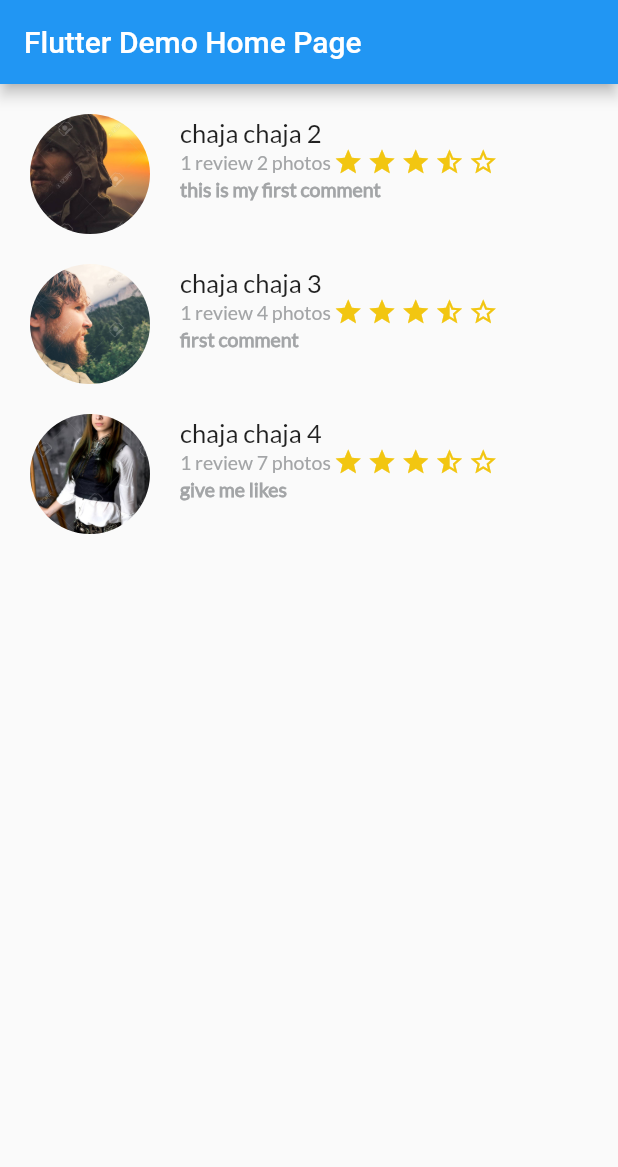
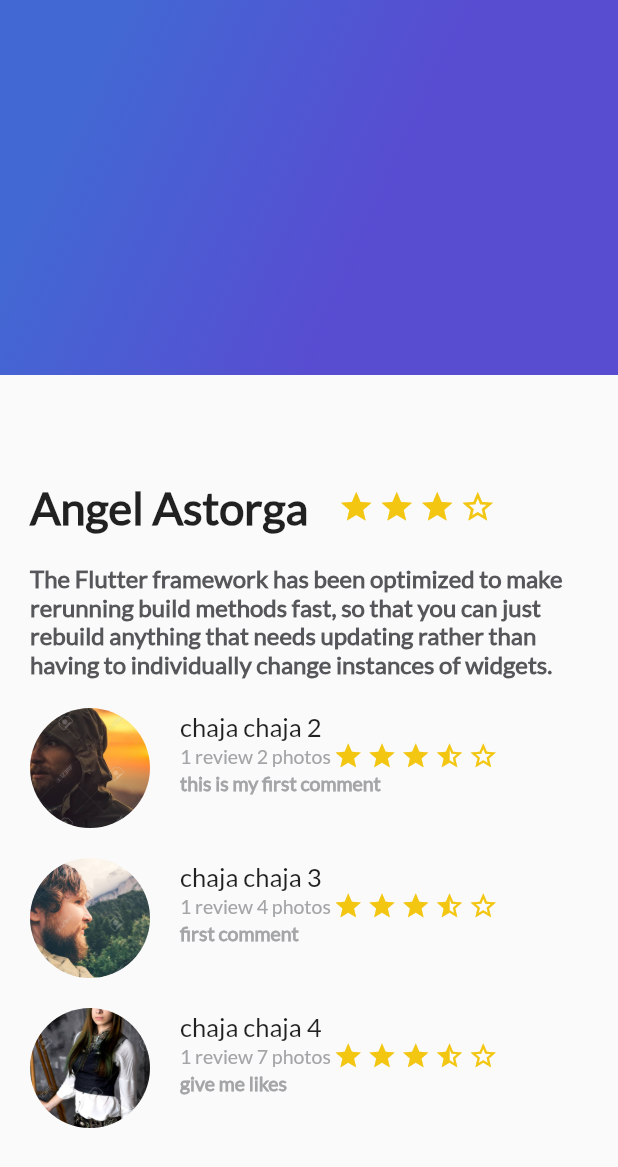
Before and after one commit to AngelAstorga/trip, a Flutter app: the screen it shows after launch, on a phone screen of 412 x 824 dp. Shown: the top 1167 px of the screen. Run offline on Flutter 3.47's test engine with Material 2 defaults, Android fonts, the phone set to English and light mode, and no system bars.

Commit message:
here we implemented the listView and the Gradient appbar

```diff
--- /dev/null
+++ b/lib/gradient_back.dart
@@ -0,0 +1,24 @@
+import 'package:flutter/material.dart';
+
+class GradientBack extends StatelessWidget{
+  @override
+  Widget build(BuildContext context) {
+
+    return Container(
+      height: 250.0,
+      decoration: BoxDecoration(
+        gradient: LinearGradient(
+          colors: [
+            Color(0xff4268d3),
+            Color(0xff584cd1),
+          ],
+          begin: FractionalOffset(0.2,0.0),
+          end: FractionalOffset(1,0.6),
+          stops: [0.0,0.6],
+          tileMode: TileMode.clamp,
+        ),
+      ),
+    );
+  }
+
+}
--- a/lib/main.dart
+++ b/lib/main.dart
@@ -1,6 +1,7 @@
 import 'package:flutter/cupertino.dart';
 import 'package:flutter/material.dart';
 import 'package:tripapp/description_place.dart';
+import 'package:tripapp/gradient_back.dart';
 import 'package:tripapp/review_list.dart';
 
 void main() => runApp(MyApp());
@@ -69,12 +70,18 @@ class _MyHomePageState extends State<MyHomePage> {
     // fast, so that you can just rebuild anything that needs updating rather
     // than having to individually change instances of widgets.
     return Scaffold(
-      appBar: AppBar(
-        // Here we take the value from the MyHomePage object that was created by
-        // the App.build method, and use it to set our appbar title.
-        title: Text(widget.title),
+
+      body: Stack(
+        children: <Widget>[
+          ListView(
+            children: <Widget>[
+              DescriptionPlace("Angel Astorga",5,"The Flutter framework has been optimized to make rerunning build methods fast\, so that you can just rebuild anything that needs updating rather than having to individually change instances of widgets."),
+              ReviewList(),
+            ],
+          ),
+          GradientBack(),
+        ],
       ),
-      body: new ReviewList(),
       //new DescriptionPlace("Angel Astorga",5,"The Flutter framework has been optimized to make rerunning build methods fast\, so that you can just rebuild anything that needs updating rather than having to individually change instances of widgets."),
 
     );
```
